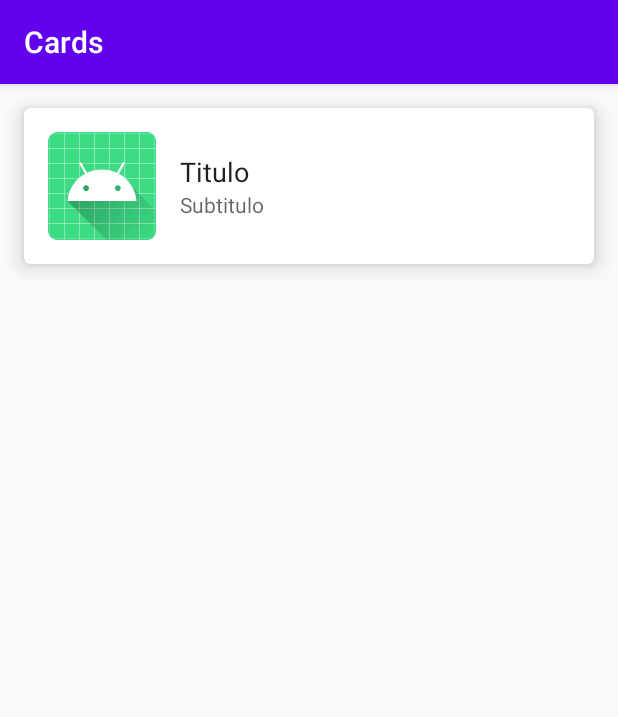
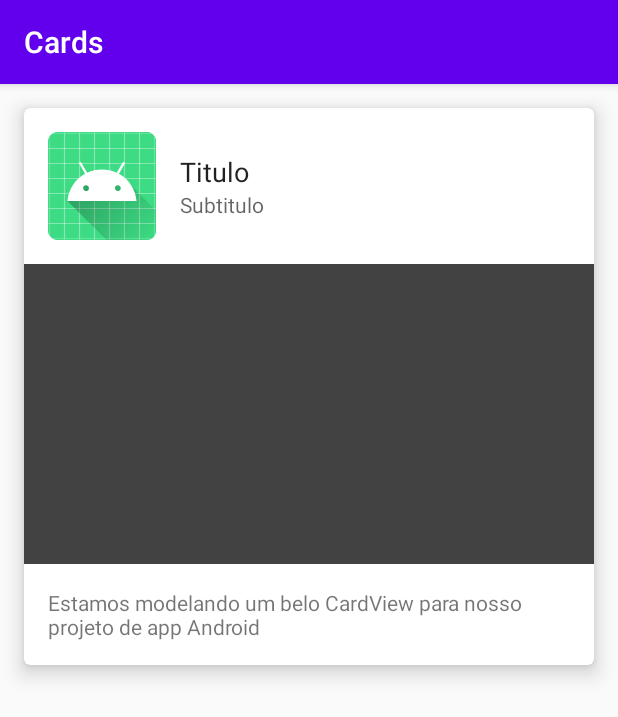
Before and after one commit to GabrielRJesus/AndroidProjects, an Android app: the screen it shows after launch (MainActivity), on a phone screen of 412 x 824 dp. Shown: the top 717 px of the screen. Run offline under Robolectric (Android 15) with nearby library versions, the phone set to English and light mode, and no system bars.

Commit message:
Colocando conteudo no card

```diff
--- a/Cards/app/src/main/res/layout/activity_main.xml
+++ b/Cards/app/src/main/res/layout/activity_main.xml
@@ -11,13 +11,18 @@
         android:layout_width="match_parent"
         android:layout_height="wrap_content"
         android:layout_margin="16dp"
-        app:cardElevation="8dp"
-        app:cardCornerRadius="4dp">
+        app:cardCornerRadius="4dp"
+        app:cardElevation="8dp">
+
+        <LinearLayout
+            android:layout_width="match_parent"
+            android:layout_height="match_parent"
+            android:orientation="vertical">
 
             <LinearLayout
                 android:id="@+id/header"
                 android:layout_width="match_parent"
-            android:layout_height="wrap_content"
+                android:layout_height="match_parent"
                 android:orientation="horizontal"
                 android:padding="16dp">
 
@@ -29,9 +34,9 @@
                 <LinearLayout
                     android:layout_width="match_parent"
                     android:layout_height="wrap_content"
-                android:orientation="vertical"
                     android:layout_gravity="center"
-                android:layout_marginLeft="16dp">
+                    android:layout_marginLeft="16dp"
+                    android:orientation="vertical">
 
                     <TextView
                         android:layout_width="match_parent"
@@ -49,6 +54,19 @@
 
             </LinearLayout>
 
+            <ImageView
+                android:layout_width="match_parent"
+                android:layout_height="200dp"
+                android:src="@color/cardview_dark_background" />
+
+            <TextView
+                android:layout_width="match_parent"
+                android:layout_height="match_parent"
+                android:text="Estamos modelando um belo CardView para nosso projeto de app Android"
+                android:padding="16dp"/>
+
+        </LinearLayout>
+
     </androidx.cardview.widget.CardView>
 
 
```
Lines whose indentation alone changed are shown as unchanged.
